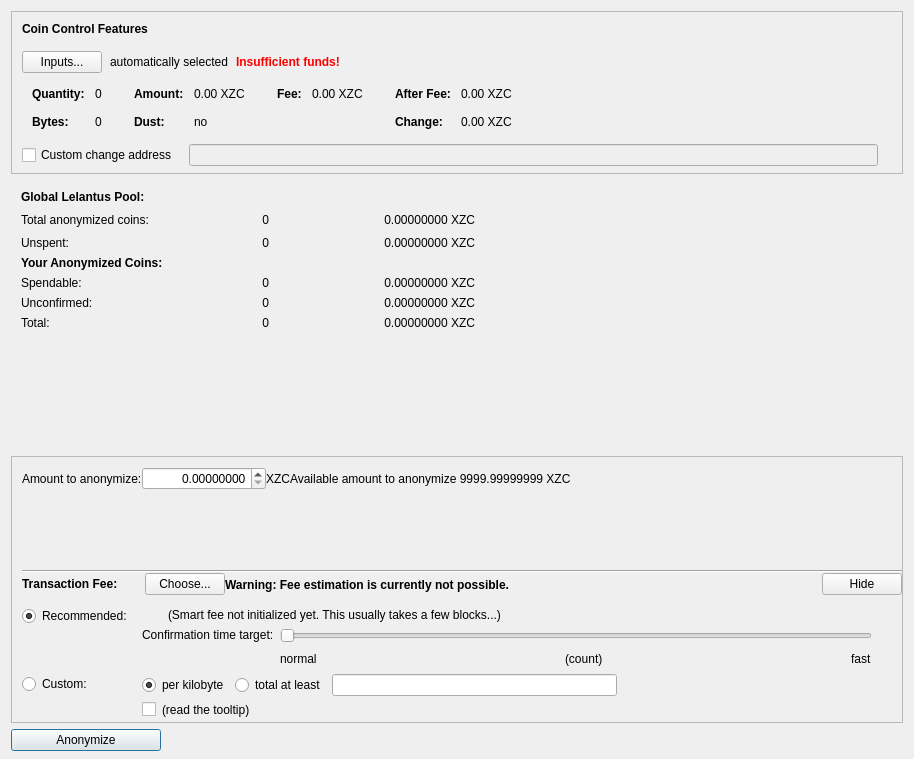
Before: the Qt Designer form src/qt/forms/lelantusdialog.ui in firoorg/firo, drawn with Qt 5.
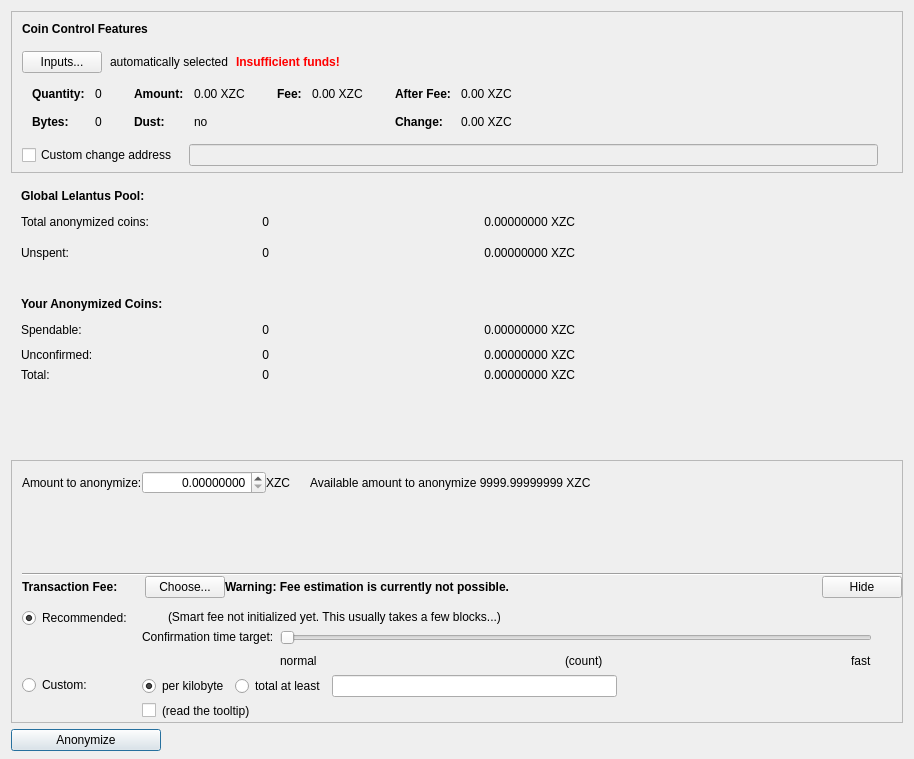
After: the same form once the commit is applied. Icons and pictures are not drawn. Custom widgets are drawn as their Qt base class.

The edit to the form file:
```diff
--- a/src/qt/forms/lelantusdialog.ui
+++ b/src/qt/forms/lelantusdialog.ui
@@ -611,7 +611,7 @@
         <widget class="QLabel" name="globalTotalCoinsAmount">
          <property name="minimumSize">
           <size>
-           <width>200</width>
+           <width>300</width>
            <height>0</height>
           </size>
          </property>
@@ -632,6 +632,12 @@
        </item>
        <item row="5" column="2">
         <widget class="QLabel" name="unconfirmedAmount">
+         <property name="minimumSize">
+          <size>
+           <width>300</width>
+           <height>0</height>
+          </size>
+         </property>
          <property name="text">
           <string>0.00000000 XZC</string>
          </property>
@@ -665,6 +671,12 @@
        </item>
        <item row="4" column="0">
         <widget class="QLabel" name="spendableText">
+         <property name="minimumSize">
+          <size>
+           <width>0</width>
+           <height>25</height>
+          </size>
+         </property>
          <property name="text">
           <string>Spendable:</string>
          </property>
@@ -685,6 +697,12 @@
        </item>
        <item row="2" column="2">
         <widget class="QLabel" name="globalUnspentAmount">
+         <property name="minimumSize">
+          <size>
+           <width>300</width>
+           <height>0</height>
+          </size>
+         </property>
          <property name="text">
           <string>0.00000000 XZC</string>
          </property>
@@ -705,6 +723,12 @@
        </item>
        <item row="6" column="2">
         <widget class="QLabel" name="totalAmount">
+         <property name="minimumSize">
+          <size>
+           <width>300</width>
+           <height>0</height>
+          </size>
+         </property>
          <property name="text">
           <string>0.00000000 XZC</string>
          </property>
@@ -715,6 +739,12 @@
        </item>
        <item row="1" column="0">
         <widget class="QLabel" name="totalAnonymizedCoinsText">
+         <property name="minimumSize">
+          <size>
+           <width>0</width>
+           <height>25</height>
+          </size>
+         </property>
          <property name="text">
           <string>Total anonymized coins:</string>
          </property>
@@ -732,6 +762,18 @@
        </item>
        <item row="3" column="0">
         <widget class="QLabel" name="yourAnoymizedCoinsText">
+         <property name="sizePolicy">
+          <sizepolicy hsizetype="Preferred" vsizetype="Preferred">
+           <horstretch>0</horstretch>
+           <verstretch>0</verstretch>
+          </sizepolicy>
+         </property>
+         <property name="minimumSize">
+          <size>
+           <width>0</width>
+           <height>40</height>
+          </size>
+         </property>
          <property name="font">
           <font>
            <weight>75</weight>
@@ -741,10 +783,22 @@
          <property name="text">
           <string>Your Anonymized Coins:</string>
          </property>
+         <property name="alignment">
+          <set>Qt::AlignBottom|Qt::AlignLeading|Qt::AlignLeft</set>
+         </property>
+         <property name="margin">
+          <number>0</number>
+         </property>
         </widget>
        </item>
        <item row="4" column="2">
         <widget class="QLabel" name="spendableAmount">
+         <property name="minimumSize">
+          <size>
+           <width>300</width>
+           <height>0</height>
+          </size>
+         </property>
          <property name="text">
           <string>0.00000000 XZC</string>
          </property>
@@ -755,6 +809,12 @@
        </item>
        <item row="2" column="0">
         <widget class="QLabel" name="unspentText">
+         <property name="minimumSize">
+          <size>
+           <width>0</width>
+           <height>25</height>
+          </size>
+         </property>
          <property name="text">
           <string>Unspent:</string>
          </property>
@@ -875,6 +935,9 @@
               <property name="decimals">
                <number>8</number>
               </property>
+              <property name="minimum">
+               <double>0.000000000000000</double>
+              </property>
               <property name="maximum">
                <double>999999999.990000009536743</double>
               </property>
@@ -887,6 +950,22 @@
               </property>
              </widget>
             </item>
+            <item>
+             <spacer name="horizontalSpacer_10">
+              <property name="orientation">
+               <enum>Qt::Horizontal</enum>
+              </property>
+              <property name="sizeType">
+               <enum>QSizePolicy::Fixed</enum>
+              </property>
+              <property name="sizeHint" stdset="0">
+               <size>
+                <width>20</width>
+                <height>20</height>
+               </size>
+              </property>
+             </spacer>
+            </item>
             <item>
              <widget class="QLabel" name="availableAmounToAnonymize">
               <property name="text">
```
